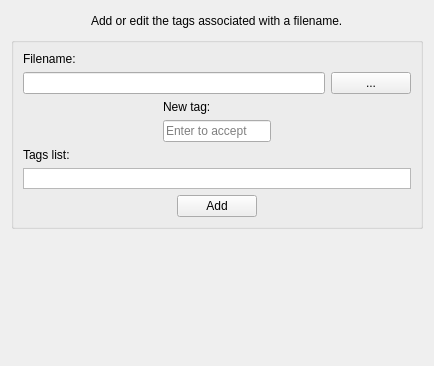
acraig5075/tag-a-file, file editpage.ui: the form before one commit.
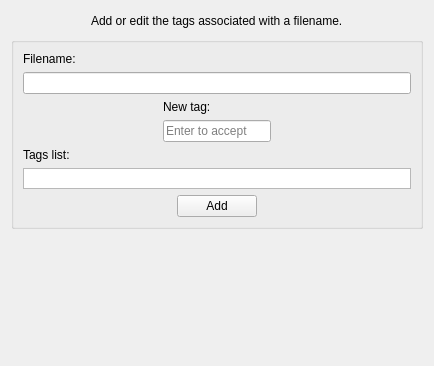
The form after the commit. Custom widgets are drawn as their Qt base class.

Commit message: Added icons for file browse and tag list.

The edit to the form file:
```diff
--- a/editpage.ui
+++ b/editpage.ui
@@ -73,13 +73,6 @@
           </property>
          </widget>
         </item>
-        <item>
-         <widget class="QPushButton" name="browseButton">
-          <property name="text">
-           <string>...</string>
-          </property>
-         </widget>
-        </item>
        </layout>
       </item>
       <item>
```
The commit also changes 7 other files.
